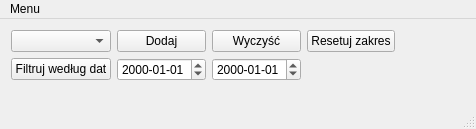
The window that MainWindow.ui (thewitcher/GarminCharts) describes before a commit, drawn with Qt 5.
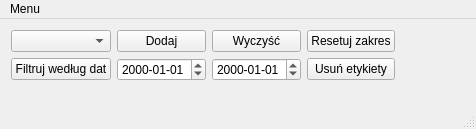
The same window after the commit. Custom widgets are drawn as their Qt base class.

Diff of the .ui file:
```diff
--- a/MainWindow.ui
+++ b/MainWindow.ui
@@ -63,6 +63,13 @@
       </property>
      </widget>
     </item>
+    <item row="1" column="3">
+     <widget class="QPushButton" name="m_pDeleteLabels">
+      <property name="text">
+       <string>Usuń etykiety</string>
+      </property>
+     </widget>
+    </item>
    </layout>
   </widget>
   <widget class="QMenuBar" name="menuBar">
```
